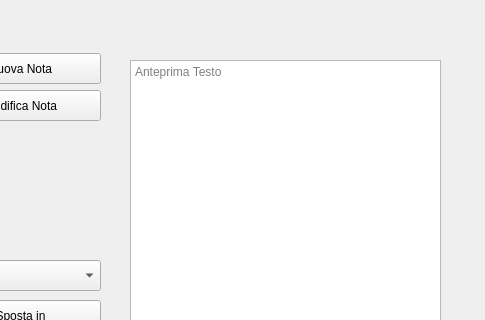
The window that mainwindow.ui (RiccardoFagiuoli/NoteLab) describes before a commit, drawn with Qt 5; both pictures show x 570 to 1055 and y 0 to 320 of the 1055 by 612 pixel window.
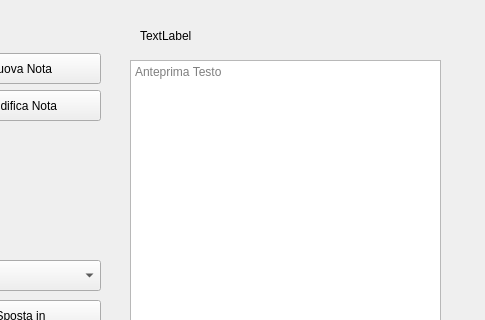
The same window after the commit.

Diff of the .ui file:
```diff
--- a/mainwindow.ui
+++ b/mainwindow.ui
@@ -190,6 +190,19 @@
        <string>Elimina Collezione</string>
       </property>
      </widget>
+     <widget class="QLabel" name="lblCollezioneNota">
+      <property name="geometry">
+       <rect>
+        <x>710</x>
+        <y>20</y>
+        <width>201</width>
+        <height>31</height>
+       </rect>
+      </property>
+      <property name="text">
+       <string>TextLabel</string>
+      </property>
+     </widget>
     </widget>
     <widget class="QWidget" name="page_1">
      <widget class="QTextEdit" name="textContenutoEditor">
```
